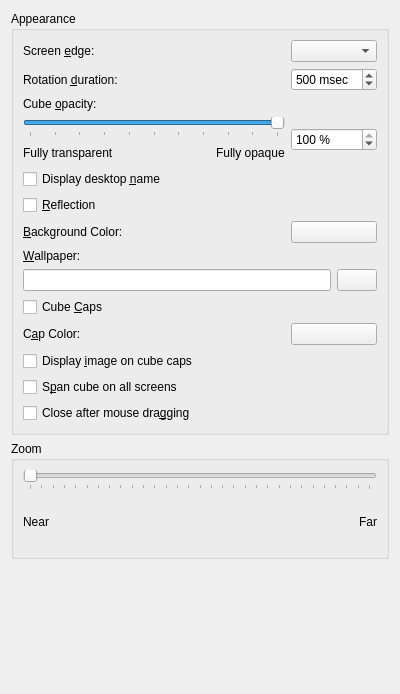
Above: effects/cylinder_config.ui from KDE/kwin before the change. Below: the same form after it.
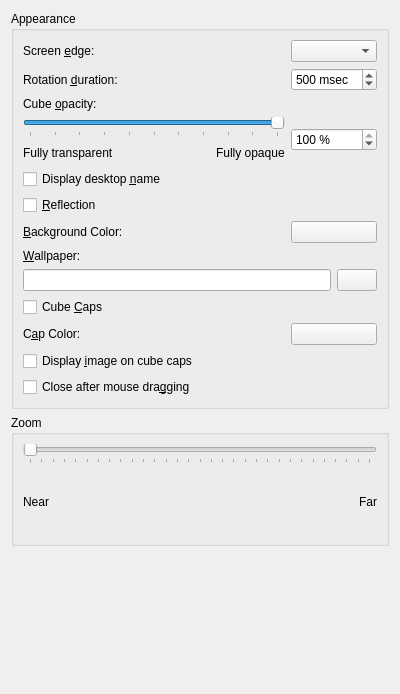
That is the form after the change. Custom widgets are drawn as their Qt base class.

Commit message: Make cylinder and sphere work with multi screen setup. Span on all screens is only option as scaling on one screen results in abstract art. So the option is removed from config dialog.

What changed in the file:
```diff
--- a/effects/cylinder_config.ui
+++ b/effects/cylinder_config.ui
@@ -176,13 +176,6 @@
         </property>
        </widget>
       </item>
-      <item row="16" column="0" >
-       <widget class="QCheckBox" name="bigCubeBox" >
-        <property name="text" >
-         <string>S&amp;pan cube on all screens</string>
-        </property>
-       </widget>
-      </item>
       <item row="1" column="0" >
        <widget class="QLabel" name="label_2" >
         <property name="text" >
@@ -217,7 +210,7 @@
         </item>
        </layout>
       </item>
-      <item row="17" column="0" >
+      <item row="16" column="0" >
        <widget class="QCheckBox" name="closeOnMouseReleaseBox" >
         <property name="text" >
          <string>Close after mouse dra&amp;gging</string>
```
Left out of the diff: 1 changed line with no effect on the pictures. The commit also changes 5 other files.
